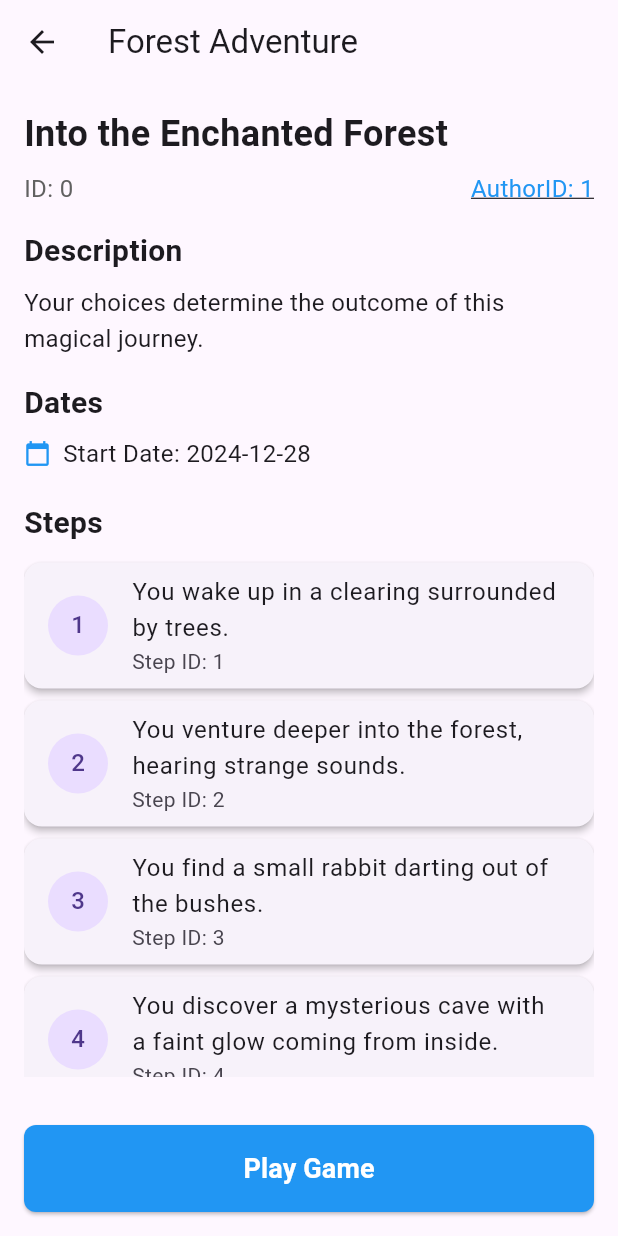
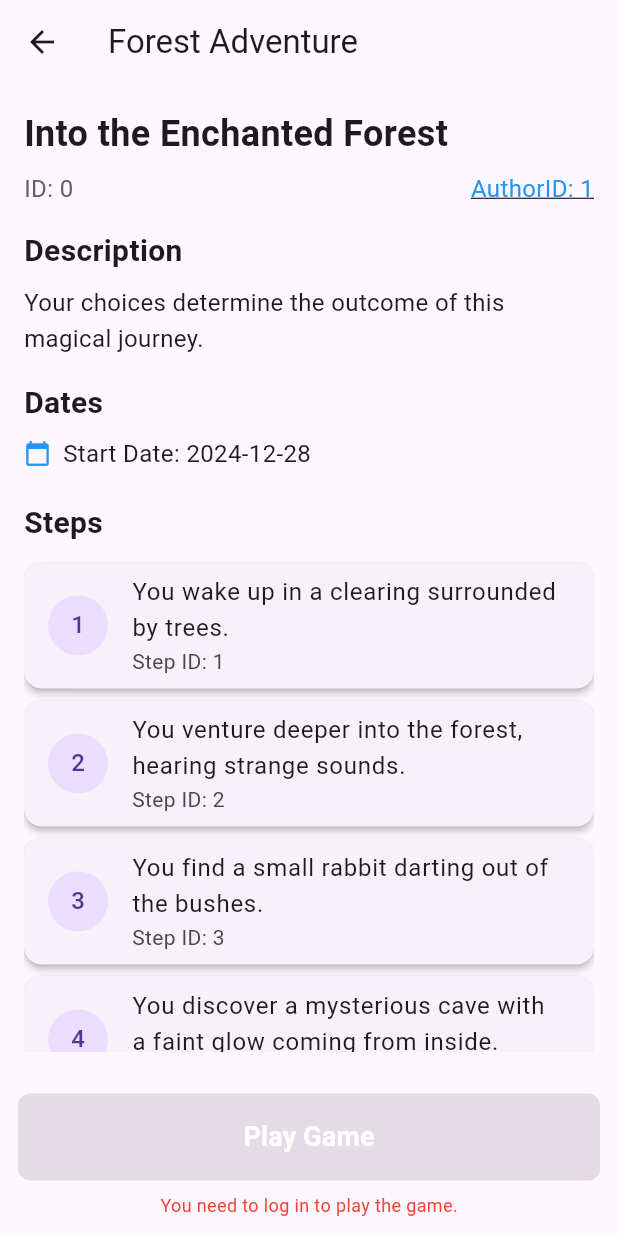
Before and after one commit to zesp11/zesp11_monorepo, a Flutter app: the GameSelectionScreen screen opened by its route, after a tap on "Desc", on a phone screen of 412 x 824 dp. Run offline on Flutter 3.47's test engine with Material 3 defaults, Android fonts, the phone set to English and light mode, and no system bars; our stand-ins replace get; accounts and stored records are empty.

Commit message:
disable buttons if user is not logged in

```diff
--- a/mobile/goadventure/lib/app/pages/game_selection_screen.dart
+++ b/mobile/goadventure/lib/app/pages/game_selection_screen.dart
@@ -1,4 +1,5 @@
 import 'package:flutter/material.dart';
+import 'package:goadventure/app/controllers/auth_controller.dart';
 import 'package:goadventure/app/controllers/game_controller.dart';
 import 'package:get/get.dart';
 import 'package:goadventure/app/routes/app_routes.dart';
@@ -11,6 +12,7 @@ class GameSelectionScreen extends StatelessWidget {
   final VoidCallback onGameSelected;
   final VoidCallback onScenarioSelected;
   final GameController gameController = Get.find();
+  final authController = Get.find<AuthController>();
 
   GameSelectionScreen(
       {required this.onGameSelected, required this.onScenarioSelected});
@@ -75,69 +77,74 @@ class GameSelectionScreen extends StatelessWidget {
                             ),
                             const SizedBox(height: 12),
                             Row(
-                              mainAxisAlignment: MainAxisAlignment.spaceBetween,
-                              children: [
-                                Column(
-                                  crossAxisAlignment: CrossAxisAlignment.start,
-                                  children: [
-                                    Text(
-                                      'Start: ${gamebook.startDate.toLocal()}',
-                                      style: const TextStyle(fontSize: 12),
-                                    ),
-                                    if (gamebook.endDate != null)
-                                      Text(
-                                        'End: ${gamebook.endDate!.toLocal()}',
-                                        style: const TextStyle(fontSize: 12),
-                                      ),
-                                  ],
-                                ),
-                                Column(
+                              mainAxisAlignment: MainAxisAlignment.end,
                               children: [
                                 ElevatedButton(
                                   onPressed: () {
+                                    // The "Desc" button should always be accessible
                                     Get.toNamed(
                                         '${AppRoutes.scenario}/${gamebook.id}',
                                         arguments: gamebook);
                                   },
-                                      child: const Text('Desc'),
                                   style: ElevatedButton.styleFrom(
                                     padding: const EdgeInsets.symmetric(
-                                          vertical: 8,
-                                          horizontal: 16,
+                                      vertical: 8.0, // Smaller vertical padding
+                                      horizontal:
+                                          16.0, // Smaller horizontal padding
                                     ),
                                     shape: RoundedRectangleBorder(
-                                          borderRadius:
-                                              BorderRadius.circular(8),
+                                      borderRadius: BorderRadius.circular(8.0),
+                                    ),
+                                    backgroundColor: Colors.blue,
+                                  ),
+                                  child: Text(
+                                    'Desc',
+                                    style: const TextStyle(
+                                      fontSize: 14, // Smaller font size
+                                      fontWeight: FontWeight.bold,
+                                      color: Colors.white,
                                     ),
                                   ),
                                 ),
                                 SizedBox(
-                                      height: 4,
+                                  width: 10,
                                 ),
                                 ElevatedButton(
-                                      onPressed: () {
+                                  onPressed: authController.isAuthenticated
+                                      ? () {
                                           final gamebookRoute =
                                               AppRoutes.gameDetail.replaceFirst(
-                                                ':id', gamebook.id.toString());
-                                        print("Going to '${gamebookRoute}'");
+                                                  ':id',
+                                                  gamebook.id.toString());
                                           Get.toNamed(gamebookRoute);
-                                      },
-                                      child: const Text('Select'),
+                                        }
+                                      : () => _showLoginDialog(context),
                                   style: ElevatedButton.styleFrom(
                                     padding: const EdgeInsets.symmetric(
-                                          vertical: 8,
-                                          horizontal: 16,
+                                      vertical: 8.0, // Smaller vertical padding
+                                      horizontal:
+                                          16.0, // Smaller horizontal padding
                                     ),
                                     shape: RoundedRectangleBorder(
-                                          borderRadius:
-                                              BorderRadius.circular(8),
+                                      borderRadius: BorderRadius.circular(8.0),
+                                    ),
+                                    backgroundColor: authController
+                                            .isAuthenticated
+                                        ? Colors.blue
+                                        : Colors.blue.withOpacity(
+                                            0.5), // Maintain blue color with reduced opacity
+                                  ),
+                                  child: Text(
+                                    'Select',
+                                    style: const TextStyle(
+                                      fontSize: 14, // Smaller font size
+                                      fontWeight: FontWeight.bold,
+                                      color: Colors.white,
                                     ),
                                   ),
                                 ),
                               ],
-                                ),
-                              ],
-                            ),
+                            )
                           ],
                         ),
                       ),
@@ -151,4 +158,33 @@ class GameSelectionScreen extends StatelessWidget {
       ),
     );
   }
+
+  // Function to show a login dialog
+  void _showLoginDialog(BuildContext context) {
+    showDialog(
+      context: context,
+      builder: (context) {
+        return AlertDialog(
+          title: const Text('Please Log In'),
+          content: const Text('You need to log in to play the game.'),
+          actions: [
+            TextButton(
+              onPressed: () {
+                Get.back();
+                // Optionally, you can navigate to the login screen here
+                Get.toNamed(AppRoutes.profile);
+              },
+              child: const Text('Log In'),
+            ),
+            TextButton(
+              onPressed: () {
+                Get.back();
+              },
+              child: const Text('Cancel'),
+            ),
+          ],
+        );
+      },
+    );
   }
+}
--- a/mobile/goadventure/lib/app/pages/scenario_screen.dart
+++ b/mobile/goadventure/lib/app/pages/scenario_screen.dart
@@ -1,5 +1,6 @@
 import 'package:flutter/material.dart';
 import 'package:get/get.dart';
+import 'package:goadventure/app/controllers/auth_controller.dart';
 import 'package:goadventure/app/controllers/game_controller.dart';
 import 'package:goadventure/app/models/gamebook.dart';
 import 'package:goadventure/app/routes/app_routes.dart';
@@ -7,6 +8,7 @@ import 'package:goadventure/app/services/game_service.dart';
 
 class ScenarioScreen extends StatelessWidget {
   final GameService service = Get.find<GameService>();
+  final authController = Get.find<AuthController>();
 
   @override
   Widget build(BuildContext context) {
@@ -169,20 +171,34 @@ class ScenarioScreen extends StatelessWidget {
                 ),
               ),
               bottomNavigationBar: Padding(
-                padding: const EdgeInsets.all(16.0),
+                padding: const EdgeInsets.all(12.0),
+                child: Column(
+                  mainAxisSize: MainAxisSize.min,
+                  children: [
+                    // Row with Expanded to make the button fill horizontal space
+                    Row(
+                      children: [
+                        Expanded(
                           child: ElevatedButton(
-                  onPressed: () {
+                            onPressed: authController.isAuthenticated
+                                ? () {
                                     // Navigate to the gameplay screen or start the game
-                    final gamebook_destination = AppRoutes.gameDetail
-                        .replaceFirst(":id", gamebook.id.toString());
+                                    final gamebook_destination =
+                                        AppRoutes.gameDetail.replaceFirst(
+                                            ":id", gamebook.id.toString());
                                     Get.toNamed(gamebook_destination);
-                  },
+                                  }
+                                : null, // Disable the button if the user is not authenticated
                             style: ElevatedButton.styleFrom(
-                    padding: const EdgeInsets.symmetric(vertical: 16.0),
+                              padding:
+                                  const EdgeInsets.symmetric(vertical: 16.0),
                               shape: RoundedRectangleBorder(
                                 borderRadius: BorderRadius.circular(8.0),
                               ),
-                    backgroundColor: Colors.blue,
+                              backgroundColor: authController.isAuthenticated
+                                  ? Colors.blue
+                                  : Colors.blue.withOpacity(
+                                      0.5), // Maintain the blue color with reduced opacity when disabled
                             ),
                             child: Text(
                               'Play Game',
@@ -194,6 +210,22 @@ class ScenarioScreen extends StatelessWidget {
                             ),
                           ),
                         ),
+                      ],
+                    ),
+                    if (!authController.isAuthenticated)
+                      Padding(
+                        padding: const EdgeInsets.only(top: 8.0),
+                        child: Text(
+                          'You need to log in to play the game.',
+                          style: TextStyle(
+                            fontSize: 12,
+                            color: Colors.red,
+                          ),
+                        ),
+                      ),
+                  ],
+                ),
+              ),
             );
           } else {
             return Center(child: Text('No data found.'));
```
Lines whose indentation alone changed are shown as unchanged.
